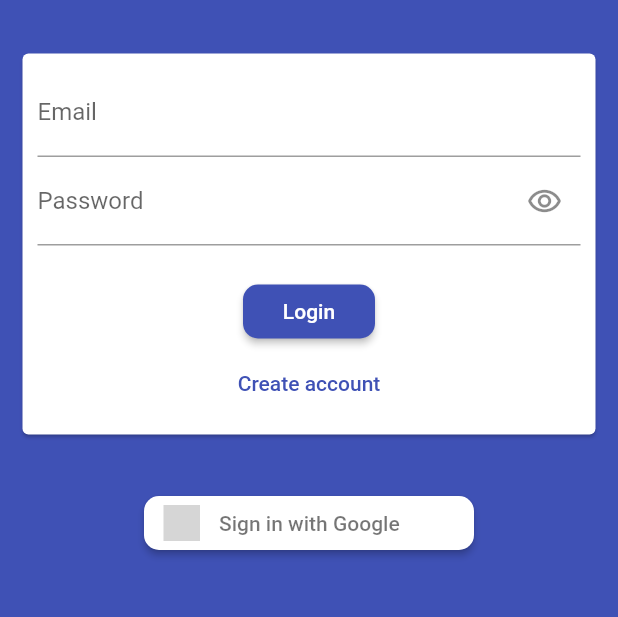
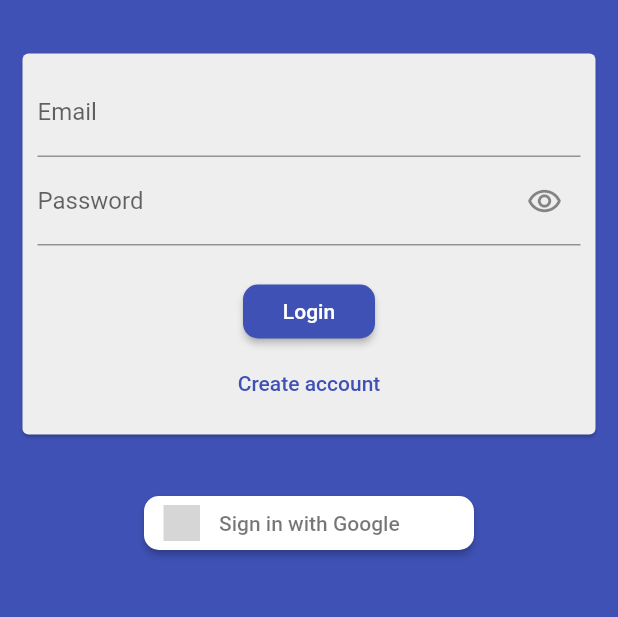
Before and after one commit to ishanknijhawan/BookLord, a Flutter app: the screen it shows after launch, on a phone screen of 412 x 824 dp, the part 365-982 px from its top. Run offline on Flutter 3.47's test engine with Material 2 defaults, Android fonts, the phone set to English and light mode, and no system bars; our stand-ins replace carousel_slider, cloud_firestore, firebase_auth, firebase_storage, flutter_signin_button, flutter_svg and 6 more; missing offline and left inert: multi_image_picker; accounts and stored records are empty; grey boxes are pictures that could not be loaded.

Commit message:
some changes

```diff
--- a/lib/main.dart
+++ b/lib/main.dart
@@ -35,18 +35,20 @@ class MyApp extends StatelessWidget {
           AppTheme(
             id: "light_theme", // Id(or name) of the theme(Has to be unique)
             description: 'ThemeLight',
+
             data: ThemeData(
               fontFamily: 'Roboto',
               primarySwatch: Colors.indigo,
-              accentColor: Colors.white,
+              accentColor: Colors.indigo,
+              cardColor: Colors.grey[200],
               backgroundColor: Colors.indigo,
+              bottomNavigationBarTheme: BottomNavigationBarThemeData(
+                backgroundColor: Colors.white,
+                selectedItemColor: Colors.indigo,
+                unselectedItemColor: Colors.indigo,
+              ),
               scaffoldBackgroundColor: Colors.white,
               accentColorBrightness: Brightness.dark,
-              textTheme: TextTheme(
-                headline6: TextStyle(
-                  fontFamily: 'Poppins',
-                ),
-              ),
               buttonTheme: ButtonTheme.of(context).copyWith(
                 buttonColor: Colors.indigo,
                 textTheme: ButtonTextTheme.primary,
@@ -61,7 +63,19 @@ class MyApp extends StatelessWidget {
           ).copyWith(
             id: 'dark_theme',
             data: ThemeData.dark().copyWith(
+              appBarTheme: AppBarTheme(
+                color: Color(0xff2a2a2a),
+              ),
+              primaryColor: Color(0xff03dac6),
+              accentColor: Color(0xff03dac6),
+              cardColor: Color(0xff2a2a2a),
+              bottomNavigationBarTheme: BottomNavigationBarThemeData(
+                backgroundColor: Color(0xff2a2a2a),
+                selectedItemColor: Color(0xff03dac6),
+                unselectedItemColor: Color(0xff03dac6),
+              ),
               buttonTheme: ButtonTheme.of(context).copyWith(
+                buttonColor: Color(0xff03dac6),
                 textTheme: ButtonTextTheme.primary,
                 shape: RoundedRectangleBorder(
                   borderRadius: BorderRadius.circular(10),
--- a/lib/screens/auth/auth_screen.dart
+++ b/lib/screens/auth/auth_screen.dart
@@ -113,7 +113,7 @@ class _AuthScreenState extends State<AuthScreen> {
                 child: Container(
                   padding: EdgeInsets.all(32),
                   decoration: BoxDecoration(
-                    color: Theme.of(context).accentColor,
+                    color: Theme.of(context).scaffoldBackgroundColor,
                     borderRadius: BorderRadius.circular(10),
                   ),
                   child: Text(
--- a/lib/screens/bottom_navigation.dart
+++ b/lib/screens/bottom_navigation.dart
@@ -74,10 +74,7 @@ class _BottomNavigationScreenState extends State<BottomNavigationScreen> {
         iconSize: 28,
         currentIndex: selectedPageIndex,
         type: BottomNavigationBarType.fixed,
-        backgroundColor: Theme.of(context).accentColor,
-        selectedItemColor: Theme.of(context).primaryColor,
-        unselectedItemColor: Theme.of(context).primaryColor,
-        showSelectedLabels: false,
+        showSelectedLabels: true,
         showUnselectedLabels: false,
         items: [
           BottomNavigationBarItem(
--- a/lib/screens/tabs/home_screen.dart
+++ b/lib/screens/tabs/home_screen.dart
@@ -33,6 +33,7 @@ class _HomeScreenState extends State<HomeScreen> {
                   'isSold',
                   isEqualTo: false,
                 )
+                .orderBy('createdAt', descending: true)
                 .snapshots(),
             builder: (context, snapshot) {
               Provider.of<AdProvider>(context, listen: false).getUserLocation();
--- a/lib/widgets/add/info_form.dart
+++ b/lib/widgets/add/info_form.dart
@@ -81,10 +81,10 @@ class _BookInfoFormState extends State<BookInfoForm> {
                       TextFormField(
                         key: ValueKey('title'),
                         validator: (value) {
-                          if (value.length > 10) {
+                          if (value.length > 8) {
                             return null;
                           } else {
-                            return 'Title should be more than 10 characters';
+                            return 'Title should be more than 8 characters';
                           }
                         },
                         decoration: InputDecoration(
--- a/lib/widgets/chat/new_message.dart
+++ b/lib/widgets/chat/new_message.dart
@@ -107,7 +107,7 @@ class _NewMessageState extends State<NewMessage> {
               ),
               padding: EdgeInsets.symmetric(horizontal: 8),
               decoration: BoxDecoration(
-                color: Theme.of(context).accentColor,
+                color: Theme.of(context).scaffoldBackgroundColor,
                 borderRadius: BorderRadius.circular(15),
                 boxShadow: [
                   //background color of box
--- a/pubspec.yaml
+++ b/pubspec.yaml
@@ -49,6 +49,12 @@ dependencies:
 dev_dependencies:
     flutter_test:
         sdk: flutter
+    flutter_launcher_icons: ^0.8.1
+
+flutter_icons:
+    android: "launcher_icon"
+    ios: true
+    image_path: "assets/icon/book.png"
 
 # For information on the generic Dart part of this file, see the
 # following page: https://dart.dev/tools/pub/pubspec
```
Also changed, not shown: lib/screens/add/adding_images_screen.dart (+7 -5 lines), lib/screens/home/product_detail_screen.dart (+6 -5 lines), lib/widgets/chat/chat_bubble.dart (+5 -4 lines), assets/icon/book.png (added), pubspec.lock, 22 other files.
